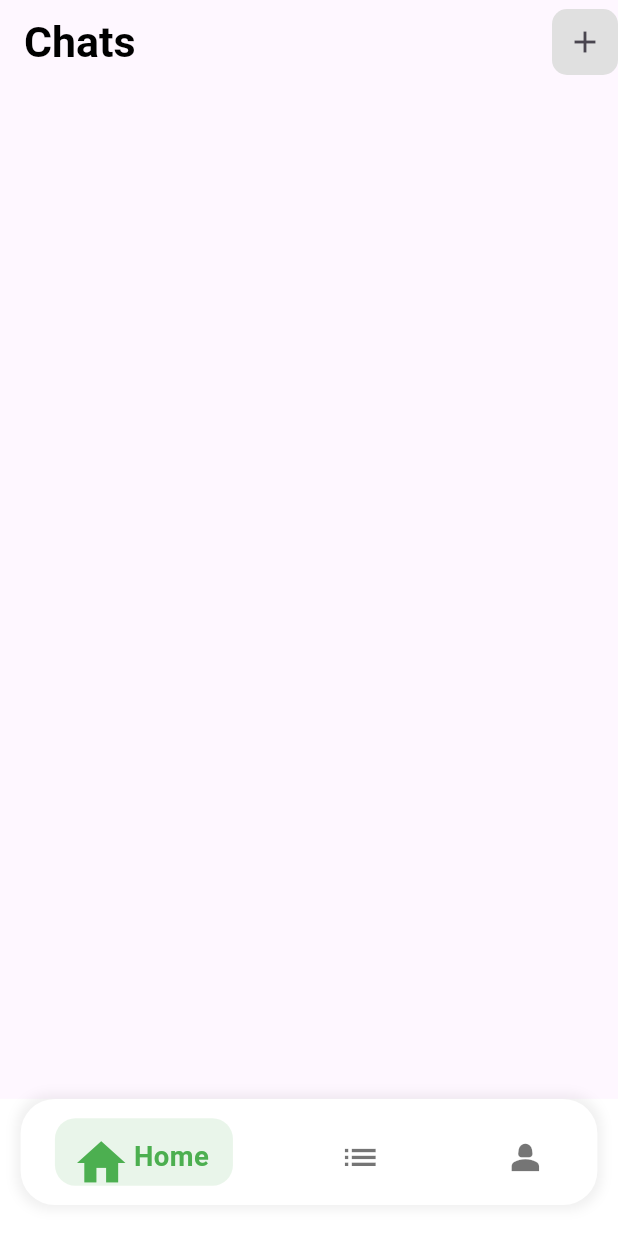
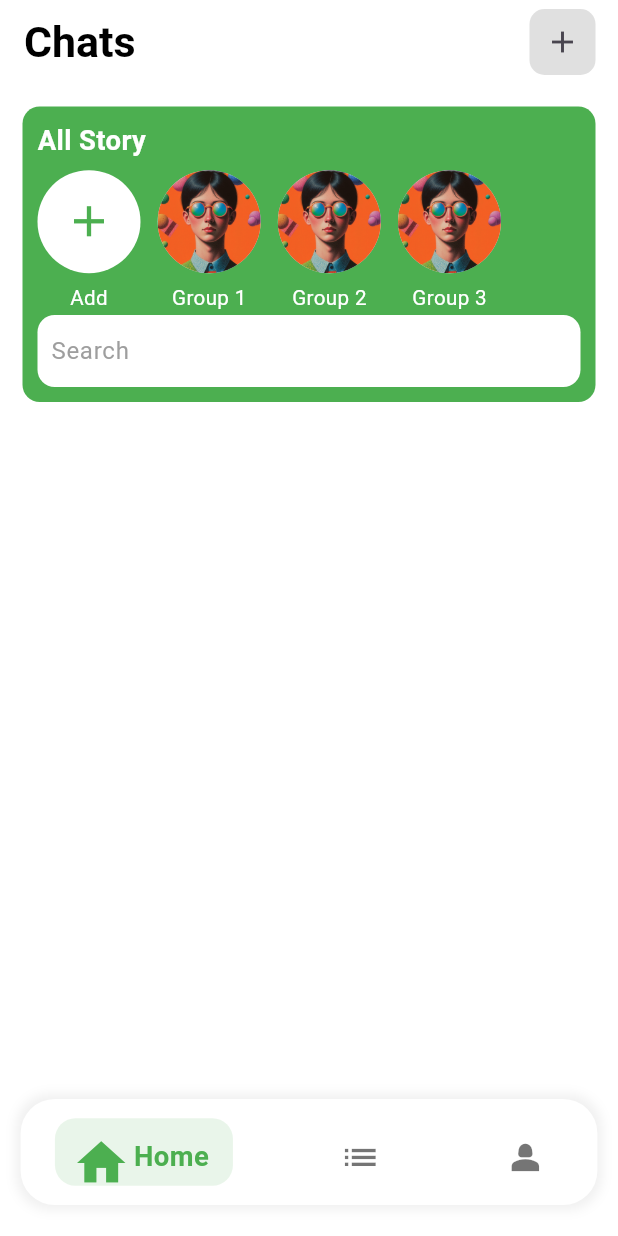
Before and after one commit to ShamsulHaque12/chat-app, a Flutter app: the screen it shows after launch, on a phone screen of 412 x 824 dp. Run offline on Flutter 3.47's test engine with Material 3 defaults, Android fonts, the phone set to English and light mode, and no system bars; our stand-ins replace flutter_easyloading, flutter_screenutil, flutter_spinkit, flutter_svg, get, image_picker and 3 more.

Commit message:
new screen add 30.11.25

```diff
--- a/lib/Features/home_screens/controller/home_controller.dart
+++ b/lib/Features/home_screens/controller/home_controller.dart
@@ -1,51 +1,51 @@
 import 'dart:developer';
 
+import 'package:flutter/cupertino.dart';
 import 'package:get/get.dart';
 
 import '../../../utills/api_config.dart';
 import '../model/home_model.dart';
+import '../widgets/all_chats.dart';
+import '../widgets/read_chat.dart';
+import '../widgets/unread_chat.dart';
 
 class HomeController extends GetxController {
+  final searchController = TextEditingController();
   RxBool isLoading = true.obs;
-  RxList<HomeModel> data = <HomeModel>[].obs;
+  RxList<HomeModel> story = <HomeModel>[].obs;
   @override
   void onInit() {
     super.onInit();
     message();
   }
+
   void message() {
-    data.value = [
+    story.value = [
       HomeModel(
         id: "1",
         name: "Group 1",
         imagePath: "assets/images/profile.png",
-        membar: "2 Member",
-        button: "Join",
       ),
       HomeModel(
         id: "2",
         name: "Group 2",
         imagePath: "assets/images/profile.png",
-        membar: "2 Member",
-        button: "Join",
       ),
       HomeModel(
         id: "3",
         name: "Group 3",
         imagePath: "assets/images/profile.png",
-        membar: "2 Member",
-        button: "Join",
       ),
     ];
     isLoading.value = false;
   }
 
-  Future<void> joinGroup(String token, String groupId, String userId) async {
-    try {
-      log("Join Group Api Request ===>${ApiConfig.group}/");
+  RxInt selectedIndex = 0.obs;
 
-    }catch(e){
-      log(e.toString());
-    }
-  }
+  final screens = [
+    AllChats(),
+    UnreadChat(),
+    ReadChat(),
+  ];
+
 }
--- a/lib/Features/home_screens/model/home_model.dart
+++ b/lib/Features/home_screens/model/home_model.dart
@@ -2,15 +2,11 @@ class HomeModel {
   final String id;
   final String name;
   final String imagePath;
-  final String membar;
-  final String button;
 
   HomeModel({
     required this.id,
     required this.name,
     required this.imagePath,
-    required this.membar,
-    required this.button,
   });
 
   // Convert JSON to HomeModel
@@ -19,8 +15,6 @@ class HomeModel {
       id: json['id'] as String? ?? '',
       name: json['name'] as String? ?? 'Unknown',
       imagePath: json['imagePath'] as String? ?? 'assets/default_image.png',
-      membar: json['membar'] as String? ?? '',
-      button: json['button'] as String? ?? 'Button',
     );
   }
 
@@ -30,8 +24,6 @@ class HomeModel {
       'id': id,
       'name': name,
       'imagePath': imagePath,
-      'membar': membar,
-      'button': button,
     };
   }
 }
--- a/lib/Features/home_screens/view/home_screen.dart
+++ b/lib/Features/home_screens/view/home_screen.dart
@@ -1,5 +1,5 @@
-
 import 'package:chat_app/Features/home_screens/view/personal_message.dart';
+import 'package:chat_app/core/custom_widgets/custom_text_field.dart';
 import 'package:flutter/cupertino.dart';
 import 'package:flutter/material.dart';
 import 'package:flutter_screenutil/flutter_screenutil.dart';
@@ -9,21 +9,29 @@ import '../controller/home_controller.dart';
 
 class HomeScreen extends StatelessWidget {
   final HomeController controller = Get.put(HomeController());
-
   HomeScreen({super.key});
 
   @override
   Widget build(BuildContext context) {
+    final isDark = Theme.of(context).brightness == Brightness.dark;
     return Scaffold(
+      backgroundColor: isDark ? Colors.black : Colors.white,
       appBar: AppBar(
-        title: Text("Chats",style: TextStyle(
-          color: Colors.black,
+        backgroundColor: isDark ? Colors.black : Colors.white,
+        elevation: 0,
+        scrolledUnderElevation: 0,
+        title: Text(
+          "Chats",
+          style: TextStyle(
+            color: isDark ? Colors.white : Colors.black,
             fontSize: 25.sp,
             fontWeight: FontWeight.bold,
-        ),),
+          ),
+        ),
         actions: [
-
-          GestureDetector(
+          Padding(
+            padding: const EdgeInsets.only(right: 15),
+            child: GestureDetector(
               onTap: () {
                 // Get.to(() => PersonalMessage());
               },
@@ -36,9 +44,125 @@ class HomeScreen extends StatelessWidget {
                 child: Icon(Icons.add),
               ),
             ),
+          ),
         ],
       ),
-
+      body: SingleChildScrollView(
+        padding: EdgeInsets.all(15),
+        child: Column(
+          crossAxisAlignment: CrossAxisAlignment.start,
+          children: [
+            Container(
+              padding: EdgeInsets.all(10),
+              decoration: BoxDecoration(
+                color: Colors.green,
+                borderRadius: BorderRadius.circular(10.r),
+              ),
+              child: Column(
+                crossAxisAlignment: CrossAxisAlignment.start,
+                children: [
+                  Text(
+                    "All Story",
+                    style: TextStyle(
+                      color: Colors.white,
+                      fontSize: 16.sp,
+                      fontWeight: FontWeight.bold,
+                    ),
+                  ),
+                  SizedBox(height: 5.h),
+                  Obx(
+                        () {
+                      if (controller.isLoading.value) {
+                        return Center(
+                          child: CircularProgressIndicator(color: Colors.white),
+                        );
+                      }
+                      // Story list
+                      return SizedBox(
+                        height: 75.h,
+                        child: ListView.builder(
+                          scrollDirection: Axis.horizontal,
+                          itemCount: controller.story.length + 1,
+                          itemBuilder: (context, index) {
+                            if (index == 0) {
+                              // Add Icon
+                              return GestureDetector(
+                                onTap: () {
+                                  // Add story logic
+                                  print("Add story clicked");
+                                },
+                                child: Container(
+                                  width: 60.w,
+                                  margin: EdgeInsets.only(right: 10.w),
+                                  child: Column(
+                                    children: [
+                                      CircleAvatar(
+                                        radius: 30.r,
+                                        backgroundColor: Colors.white,
+                                        child: Icon(
+                                          Icons.add,
+                                          color: Colors.green,
+                                          size: 30.sp,
+                                        ),
+                                      ),
+                                      SizedBox(height: 5.h),
+                                      Text(
+                                        "Add",
+                                        style: TextStyle(
+                                          color: Colors.white,
+                                          fontSize: 12.sp,
+                                        ),
+                                      )
+                                    ],
+                                  ),
+                                ),
+                              );
+                            }
+                            // Story items
+                            final story = controller.story[index - 1];
+                            return Container(
+                              width: 60.w,
+                              margin: EdgeInsets.only(right: 10.w),
+                              child: Column(
+                                children: [
+                                  CircleAvatar(
+                                    radius: 30.r,
+                                    backgroundImage: AssetImage(story.imagePath),
+                                  ),
+                                  SizedBox(height: 5.h),
+                                  Text(
+                                    story.name,
+                                    style: TextStyle(
+                                      color: Colors.white,
+                                      fontSize: 12.sp,
+                                    ),
+                                    overflow: TextOverflow.ellipsis,
+                                  ),
+                                ],
+                              ),
+                            );
+                          },
+                        ),
+                      );
+                    },
+                  ),
+                  // SizedBox(height: 8.h),
+                  CustomTextField(
+                    height: 30.h,
+                    textEditingController: controller.searchController,
+                    fillColor: Colors.white,
+                    hintText: 'Search',
+                    hintTextColor: Colors.grey,
+                    textColor: Colors.black,
+                    borderSide: BorderSide(color: Colors.transparent, width: 1.0),
+                  ),
+                ],
+              ),
+            ),
+            SizedBox(height: 10.h),
+          ],
+        ),
+      ),
     );
   }
 }
--- a/lib/Features/profile_screens/screens/profile_screen.dart
+++ b/lib/Features/profile_screens/screens/profile_screen.dart
@@ -21,6 +21,7 @@ class ProfileScreen extends StatelessWidget {
       appBar: AppBar(
         backgroundColor: isDark ? Colors.black : Colors.white,
         elevation: 0,
+        scrolledUnderElevation: 0,
         title: Text(
           "Profile",
           style: TextStyle(
--- a/lib/core/custom_widgets/custom_text_field.dart
+++ b/lib/core/custom_widgets/custom_text_field.dart
@@ -14,7 +14,7 @@ class CustomTextField extends StatefulWidget {
   final bool? readOnly;
   final bool isSuffixIconOnTap;
   final bool isDropdown;
-  final bool isPassword; // ✅ New parameter
+  final bool isPassword;
   final String? controllerTag;
   final List<String>? dropdownItems;
   final Widget? suffixIcon;
@@ -93,6 +93,7 @@ class _CustomTextFieldState extends State<CustomTextField> {
                 color: widget.textColor ?? Colors.black,
               ),
               decoration: InputDecoration(
+                contentPadding: EdgeInsets.all(5),
                 hintText: widget.hintText ?? "",
                 hintStyle: TextStyle(
                   fontSize: 14.sp,
```
Also changed, not shown: lib/Features/home_screens/widgets/all_chats.dart (added, +17 -0 lines), lib/Features/home_screens/widgets/read_chat.dart (added, +16 -0 lines), lib/Features/home_screens/widgets/unread_chat.dart (added, +18 -0 lines), lib/core/custom_widgets/change_screen_body.dart (added, +76 -0 lines). Lines whose indentation alone changed are shown as unchanged.
